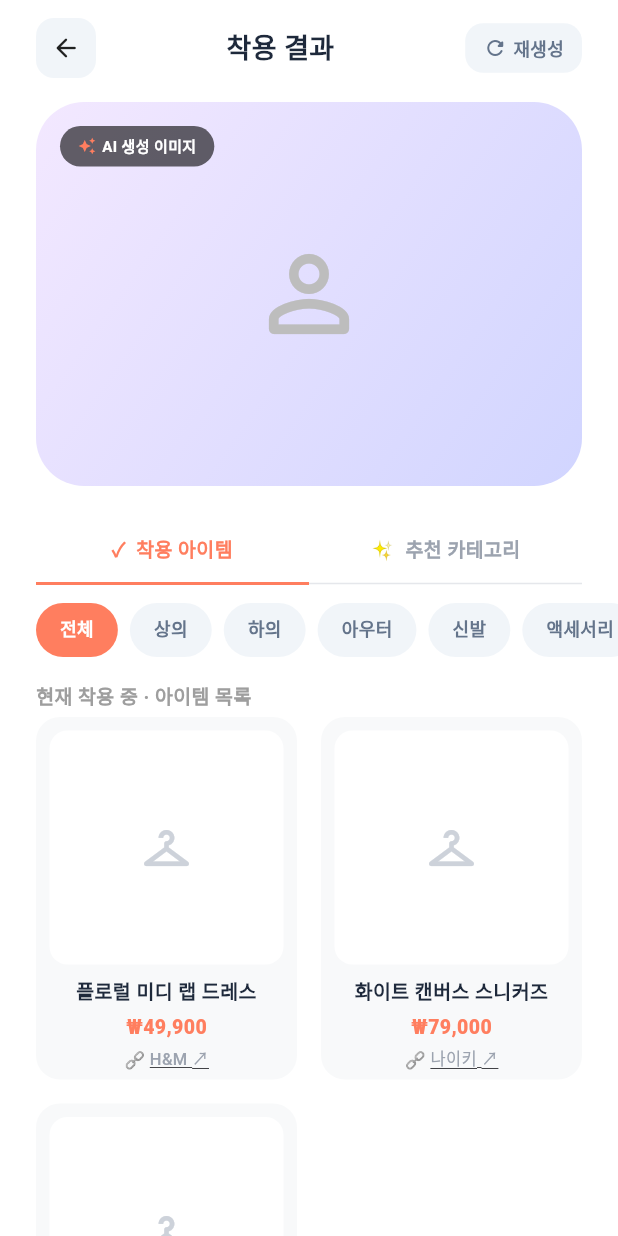
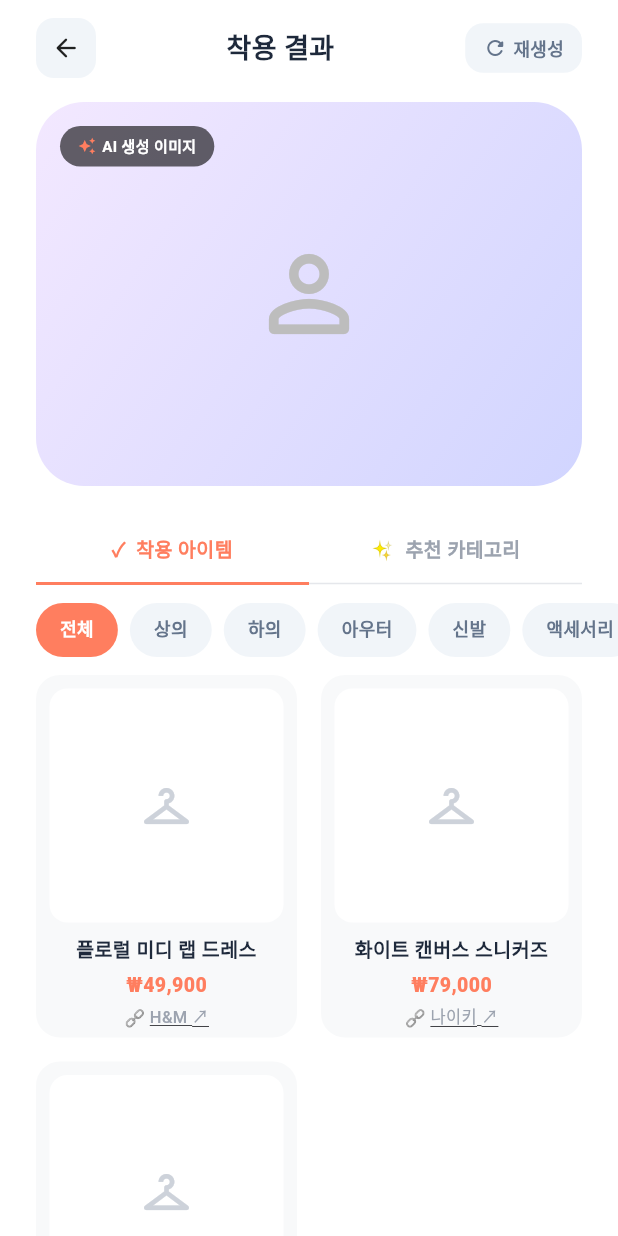
Before and after one commit to Project-FitMate/Fit-Mate-CLIENT, a Flutter app: the screen it shows after launch, on a phone screen of 412 x 824 dp. Run offline on Flutter 3.47's test engine with Material 3 defaults, Android fonts, the phone set to English and light mode, and no system bars.

Commit message:
refactor: result 위젯 파일 분리 및 섹션 헤더 제거
- ResultHeader, ResultCategoryChips를 widget/으로 분리
- view에는 화면 조립과 뷰모델 연결만 유지
- _Tab은 해당 파일에서만 쓰는 private 위젯으로 인라인 유지
- '현재 착용 중 아이템 목록' 섹션 헤더 제거

Co-Authored-By: Claude Sonnet 4.6 <noreply@anthropic.com>

```diff
--- a/lib/features/result/view/result_view.dart
+++ b/lib/features/result/view/result_view.dart
@@ -3,6 +3,8 @@ import 'package:fit_mate_client/core/constants/color_constants.dart';
 import 'package:fit_mate_client/features/recommendation/model/recommended_product.dart';
 import 'package:fit_mate_client/features/result/model/result_item.dart';
 import 'package:fit_mate_client/features/result/viewmodel/result_viewmodel.dart';
+import 'package:fit_mate_client/features/result/widget/result_category_chips.dart';
+import 'package:fit_mate_client/features/result/widget/result_header.dart';
 import 'package:fit_mate_client/features/result/widget/result_item_card.dart';
 import 'package:fit_mate_client/features/result/widget/result_preview_card.dart';
 
@@ -72,7 +74,9 @@ class _ResultViewState extends State<ResultView> {
           builder: (context, _) {
             return CustomScrollView(
               slivers: [
-                SliverToBoxAdapter(child: _buildHeader(context)),
+                SliverToBoxAdapter(
+                  child: ResultHeader(onRegenerate: () {}),
+                ),
                 SliverToBoxAdapter(
                   child: Padding(
                     padding: const EdgeInsets.symmetric(horizontal: 24),
@@ -83,75 +87,20 @@ class _ResultViewState extends State<ResultView> {
                   ),
                 ),
                 SliverToBoxAdapter(child: _buildTabs()),
-                SliverToBoxAdapter(child: _buildCategoryChips()),
-                SliverToBoxAdapter(child: _buildSectionHeader()),
+                SliverToBoxAdapter(
+                  child: ResultCategoryChips(
+                    selectedCategory: _viewModel.selectedCategory,
+                    onSelect: _viewModel.selectCategory,
+                  ),
+                ),
                 SliverPadding(
-                  padding: const EdgeInsets.fromLTRB(24, 0, 24, 32),
+                  padding: const EdgeInsets.fromLTRB(24, 8, 24, 32),
                   sliver: _buildItemGrid(),
                 ),
               ],
             );
           },
         ),
-      ),
-    );
-  }
-
-  Widget _buildHeader(BuildContext context) {
-    return Padding(
-      padding: const EdgeInsets.fromLTRB(24, 12, 24, 16),
-      child: Row(
-        children: [
-          GestureDetector(
-            onTap: () {
-              if (Navigator.of(context).canPop()) Navigator.of(context).pop();
-            },
-            child: Container(
-              width: 40,
-              height: 40,
-              decoration: BoxDecoration(
-                color: const Color(0xFFF1F5F9),
-                borderRadius: BorderRadius.circular(12),
-              ),
-              child: const Icon(Icons.arrow_back_rounded, size: 20),
-            ),
-          ),
-          const Expanded(
-            child: Text(
-              '착용 결과',
-              textAlign: TextAlign.center,
-              style: TextStyle(
-                fontSize: 18,
-                fontWeight: FontWeight.w700,
-                color: Color(0xFF1E293B),
-              ),
-            ),
-          ),
-          GestureDetector(
-            onTap: () {},
-            child: Container(
-              padding: const EdgeInsets.symmetric(horizontal: 12, vertical: 8),
-              decoration: BoxDecoration(
-                color: const Color(0xFFF1F5F9),
-                borderRadius: BorderRadius.circular(12),
-              ),
-              child: const Row(
-                children: [
-                  Icon(Icons.refresh_rounded, size: 16, color: Color(0xFF64748B)),
-                  SizedBox(width: 4),
-                  Text(
-                    '재생성',
-                    style: TextStyle(
-                      fontSize: 12,
-                      fontWeight: FontWeight.w700,
-                      color: Color(0xFF64748B),
-                    ),
-                  ),
-                ],
-              ),
-            ),
-          ),
-        ],
       ),
     );
   }
@@ -172,57 +121,6 @@ class _ResultViewState extends State<ResultView> {
             onTap: () => _viewModel.selectTab(ResultTab.recommendations),
           ),
         ],
-      ),
-    );
-  }
-
-  Widget _buildCategoryChips() {
-    final categories = [null, ...ClothingType.values];
-    return SizedBox(
-      height: 52,
-      child: ListView.separated(
-        padding: const EdgeInsets.fromLTRB(24, 12, 24, 4),
-        scrollDirection: Axis.horizontal,
-        itemCount: categories.length,
-        separatorBuilder: (context, i) => const SizedBox(width: 8),
-        itemBuilder: (context, index) {
-          final category = categories[index];
-          final isSelected = _viewModel.selectedCategory == category;
-          final label = category?.label ?? '전체';
-          return GestureDetector(
-            onTap: () => _viewModel.selectCategory(category),
-            child: AnimatedContainer(
-              duration: const Duration(milliseconds: 150),
-              padding: const EdgeInsets.symmetric(horizontal: 16, vertical: 8),
-              decoration: BoxDecoration(
-                color: isSelected ? ColorConstants.coral : const Color(0xFFF1F5F9),
-                borderRadius: BorderRadius.circular(20),
-              ),
-              child: Text(
-                label,
-                style: TextStyle(
-                  fontSize: 12,
-                  fontWeight: FontWeight.w700,
-                  color: isSelected ? Colors.white : const Color(0xFF64748B),
-                ),
-              ),
-            ),
-          );
-        },
-      ),
-    );
-  }
-
-  Widget _buildSectionHeader() {
-    return Padding(
-      padding: const EdgeInsets.fromLTRB(24, 12, 24, 4),
-      child: Text(
-        '현재 착용 중 · 아이템 목록',
-        style: TextStyle(
-          fontSize: 13,
-          fontWeight: FontWeight.w700,
-          color: Colors.grey[500],
-        ),
       ),
     );
   }
--- /dev/null
+++ b/lib/features/result/widget/result_category_chips.dart
@@ -0,0 +1,52 @@
+import 'package:flutter/material.dart';
+import 'package:fit_mate_client/core/constants/color_constants.dart';
+import 'package:fit_mate_client/features/recommendation/model/recommended_product.dart';
+
+class ResultCategoryChips extends StatelessWidget {
+  const ResultCategoryChips({
+    super.key,
+    required this.selectedCategory,
+    required this.onSelect,
+  });
+
+  final ClothingType? selectedCategory;
+  final ValueChanged<ClothingType?> onSelect;
+
+  @override
+  Widget build(BuildContext context) {
+    final categories = [null, ...ClothingType.values];
+    return SizedBox(
+      height: 52,
+      child: ListView.separated(
+        padding: const EdgeInsets.fromLTRB(24, 12, 24, 4),
+        scrollDirection: Axis.horizontal,
+        itemCount: categories.length,
+        separatorBuilder: (context, i) => const SizedBox(width: 8),
+        itemBuilder: (context, index) {
+          final category = categories[index];
+          final isSelected = selectedCategory == category;
+          final label = category?.label ?? '전체';
+          return GestureDetector(
+            onTap: () => onSelect(category),
+            child: AnimatedContainer(
+              duration: const Duration(milliseconds: 150),
+              padding: const EdgeInsets.symmetric(horizontal: 16, vertical: 8),
+              decoration: BoxDecoration(
+                color: isSelected ? ColorConstants.coral : const Color(0xFFF1F5F9),
+                borderRadius: BorderRadius.circular(20),
+              ),
+              child: Text(
+                label,
+                style: TextStyle(
+                  fontSize: 12,
+                  fontWeight: FontWeight.w700,
+                  color: isSelected ? Colors.white : const Color(0xFF64748B),
+                ),
+              ),
+            ),
+          );
+        },
+      ),
+    );
+  }
+}
--- /dev/null
+++ b/lib/features/result/widget/result_header.dart
@@ -0,0 +1,67 @@
+import 'package:flutter/material.dart';
+
+class ResultHeader extends StatelessWidget {
+  const ResultHeader({super.key, required this.onRegenerate});
+
+  final VoidCallback onRegenerate;
+
+  @override
+  Widget build(BuildContext context) {
+    return Padding(
+      padding: const EdgeInsets.fromLTRB(24, 12, 24, 16),
+      child: Row(
+        children: [
+          GestureDetector(
+            onTap: () {
+              if (Navigator.of(context).canPop()) Navigator.of(context).pop();
+            },
+            child: Container(
+              width: 40,
+              height: 40,
+              decoration: BoxDecoration(
+                color: const Color(0xFFF1F5F9),
+                borderRadius: BorderRadius.circular(12),
+              ),
+              child: const Icon(Icons.arrow_back_rounded, size: 20),
+            ),
+          ),
+          const Expanded(
+            child: Text(
+              '착용 결과',
+              textAlign: TextAlign.center,
+              style: TextStyle(
+                fontSize: 18,
+                fontWeight: FontWeight.w700,
+                color: Color(0xFF1E293B),
+              ),
+            ),
+          ),
+          GestureDetector(
+            onTap: onRegenerate,
+            child: Container(
+              padding: const EdgeInsets.symmetric(horizontal: 12, vertical: 8),
+              decoration: BoxDecoration(
+                color: const Color(0xFFF1F5F9),
+                borderRadius: BorderRadius.circular(12),
+              ),
+              child: const Row(
+                children: [
+                  Icon(Icons.refresh_rounded, size: 16, color: Color(0xFF64748B)),
+                  SizedBox(width: 4),
+                  Text(
+                    '재생성',
+                    style: TextStyle(
+                      fontSize: 12,
+                      fontWeight: FontWeight.w700,
+                      color: Color(0xFF64748B),
+                    ),
+                  ),
+                ],
+              ),
+            ),
+          ),
+        ],
+      ),
+    );
+  }
+}
```
